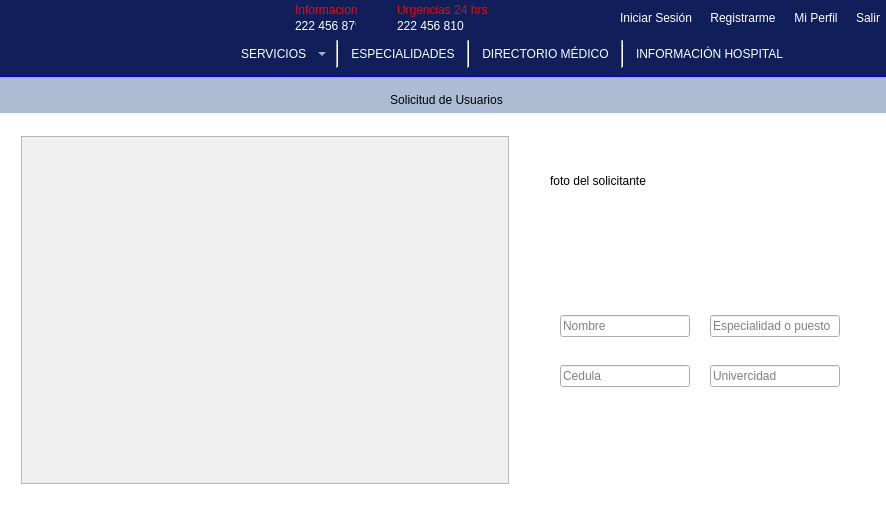
Before: the Qt Designer form mainwindow.ui in Laloses/Hospital, drawn with Qt 5.
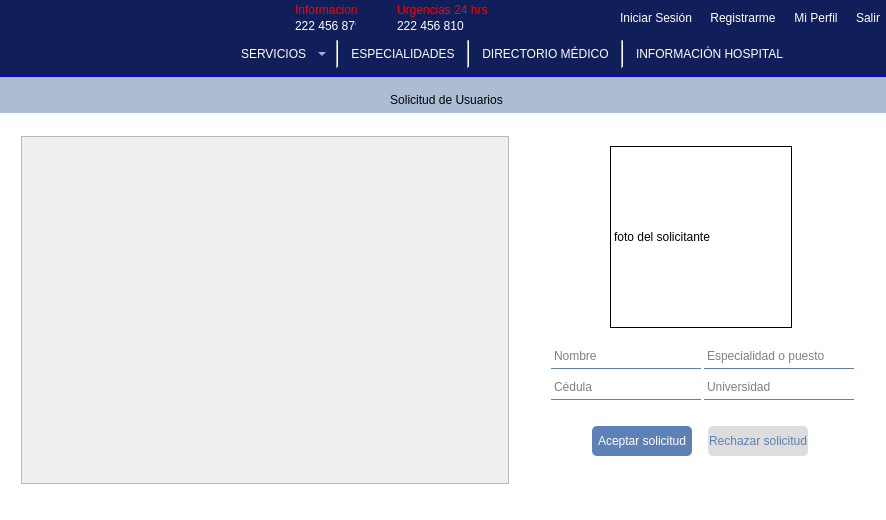
After: the same form once the commit is applied. Icons and pictures are not drawn.

Commit message: Actualización estilos ventana solicitudesUsuarios

Patch:
```diff
--- a/mainwindow.ui
+++ b/mainwindow.ui
@@ -2198,6 +2198,20 @@
           <height>381</height>
          </rect>
         </property>
+        <property name="styleSheet">
+         <string notr="true">QLineEdit{
+border-top:none;
+border-bottom:1px solid #5d80b6;
+background:transparent;
+	font: 10pt &quot;MS Shell Dlg 2&quot;;
+}
+QLineEdit:hover{
+border-top:none;
+border-bottom:1px solid #101e5a;
+background:transparent;
+}
+</string>
+        </property>
         <property name="currentIndex">
          <number>1</number>
         </property>
@@ -2251,82 +2265,300 @@
            </item>
           </layout>
          </widget>
-         <widget class="QLineEdit" name="lineEdit_especialidad_solicitud">
+         <widget class="QWidget" name="">
           <property name="geometry">
            <rect>
-            <x>700</x>
-            <y>190</y>
-            <width>130</width>
-            <height>22</height>
-           </rect>
-          </property>
-          <property name="readOnly">
-           <bool>true</bool>
-          </property>
-          <property name="placeholderText">
-           <string>Especialidad o puesto</string>
-          </property>
-         </widget>
-         <widget class="QLineEdit" name="lineEdit_nombre_solicitud">
-          <property name="geometry">
-           <rect>
-            <x>550</x>
-            <y>190</y>
-            <width>130</width>
-            <height>22</height>
-           </rect>
-          </property>
-          <property name="readOnly">
-           <bool>true</bool>
-          </property>
-          <property name="placeholderText">
-           <string>Nombre</string>
-          </property>
-         </widget>
-         <widget class="QLabel" name="label_solicitud">
-          <property name="geometry">
-           <rect>
-            <x>540</x>
+            <x>530</x>
             <y>10</y>
-            <width>121</width>
-            <height>91</height>
+            <width>321</width>
+            <height>368</height>
            </rect>
           </property>
-          <property name="text">
-           <string>foto del solicitante</string>
-          </property>
-         </widget>
-         <widget class="QLineEdit" name="lineEdit_cedula_solicitud">
-          <property name="geometry">
-           <rect>
-            <x>550</x>
-            <y>240</y>
-            <width>130</width>
-            <height>22</height>
-           </rect>
-          </property>
-          <property name="readOnly">
-           <bool>true</bool>
-          </property>
-          <property name="placeholderText">
-           <string>Cedula</string>
-          </property>
-         </widget>
-         <widget class="QLineEdit" name="lineEdit_Univercida_solicitud">
-          <property name="geometry">
-           <rect>
-            <x>700</x>
-            <y>240</y>
-            <width>130</width>
-            <height>22</height>
-           </rect>
-          </property>
-          <property name="readOnly">
-           <bool>true</bool>
-          </property>
-          <property name="placeholderText">
-           <string>Univercidad</string>
-          </property>
+          <layout class="QVBoxLayout" name="verticalLayout_6">
+           <item>
+            <layout class="QHBoxLayout" name="horizontalLayout_32">
+             <item>
+              <spacer name="horizontalSpacer_28">
+               <property name="orientation">
+                <enum>Qt::Horizontal</enum>
+               </property>
+               <property name="sizeHint" stdset="0">
+                <size>
+                 <width>40</width>
+                 <height>20</height>
+                </size>
+               </property>
+              </spacer>
+             </item>
+             <item>
+              <widget class="QLabel" name="label_solicitud">
+               <property name="minimumSize">
+                <size>
+                 <width>182</width>
+                 <height>182</height>
+                </size>
+               </property>
+               <property name="styleSheet">
+                <string notr="true">border:1px solid black;</string>
+               </property>
+               <property name="text">
+                <string>foto del solicitante</string>
+               </property>
+              </widget>
+             </item>
+             <item>
+              <spacer name="horizontalSpacer_29">
+               <property name="orientation">
+                <enum>Qt::Horizontal</enum>
+               </property>
+               <property name="sizeHint" stdset="0">
+                <size>
+                 <width>40</width>
+                 <height>20</height>
+                </size>
+               </property>
+              </spacer>
+             </item>
+            </layout>
+           </item>
+           <item>
+            <spacer name="verticalSpacer_11">
+             <property name="orientation">
+              <enum>Qt::Vertical</enum>
+             </property>
+             <property name="sizeType">
+              <enum>QSizePolicy::Fixed</enum>
+             </property>
+             <property name="sizeHint" stdset="0">
+              <size>
+               <width>20</width>
+               <height>10</height>
+              </size>
+             </property>
+            </spacer>
+           </item>
+           <item>
+            <layout class="QHBoxLayout" name="horizontalLayout_30">
+             <item>
+              <widget class="QLineEdit" name="lineEdit_nombre_solicitud">
+               <property name="minimumSize">
+                <size>
+                 <width>150</width>
+                 <height>25</height>
+                </size>
+               </property>
+               <property name="maximumSize">
+                <size>
+                 <width>150</width>
+                 <height>16777215</height>
+                </size>
+               </property>
+               <property name="styleSheet">
+                <string notr="true"/>
+               </property>
+               <property name="readOnly">
+                <bool>true</bool>
+               </property>
+               <property name="placeholderText">
+                <string>Nombre</string>
+               </property>
+              </widget>
+             </item>
+             <item>
+              <widget class="QLineEdit" name="lineEdit_especialidad_solicitud">
+               <property name="minimumSize">
+                <size>
+                 <width>150</width>
+                 <height>25</height>
+                </size>
+               </property>
+               <property name="maximumSize">
+                <size>
+                 <width>150</width>
+                 <height>16777215</height>
+                </size>
+               </property>
+               <property name="styleSheet">
+                <string notr="true"/>
+               </property>
+               <property name="readOnly">
+                <bool>true</bool>
+               </property>
+               <property name="placeholderText">
+                <string>Especialidad o puesto</string>
+               </property>
+              </widget>
+             </item>
+            </layout>
+           </item>
+           <item>
+            <layout class="QHBoxLayout" name="horizontalLayout_31">
+             <item>
+              <widget class="QLineEdit" name="lineEdit_cedula_solicitud">
+               <property name="minimumSize">
+                <size>
+                 <width>150</width>
+                 <height>25</height>
+                </size>
+               </property>
+               <property name="maximumSize">
+                <size>
+                 <width>150</width>
+                 <height>16777215</height>
+                </size>
+               </property>
+               <property name="styleSheet">
+                <string notr="true"/>
+               </property>
+               <property name="readOnly">
+                <bool>true</bool>
+               </property>
+               <property name="placeholderText">
+                <string>Cédula</string>
+               </property>
+              </widget>
+             </item>
+             <item>
+              <widget class="QLineEdit" name="lineEdit_Univercida_solicitud">
+               <property name="minimumSize">
+                <size>
+                 <width>150</width>
+                 <height>25</height>
+                </size>
+               </property>
+               <property name="maximumSize">
+                <size>
+                 <width>150</width>
+                 <height>16777215</height>
+                </size>
+               </property>
+               <property name="styleSheet">
+                <string notr="true"/>
+               </property>
+               <property name="readOnly">
+                <bool>true</bool>
+               </property>
+               <property name="placeholderText">
+                <string>Universidad</string>
+               </property>
+              </widget>
+             </item>
+            </layout>
+           </item>
+           <item>
+            <spacer name="verticalSpacer">
+             <property name="orientation">
+              <enum>Qt::Vertical</enum>
+             </property>
+             <property name="sizeType">
+              <enum>QSizePolicy::Fixed</enum>
+             </property>
+             <property name="sizeHint" stdset="0">
+              <size>
+               <width>20</width>
+               <height>20</height>
+              </size>
+             </property>
+            </spacer>
+           </item>
+           <item>
+            <layout class="QHBoxLayout" name="horizontalLayout_33">
+             <item>
+              <spacer name="horizontalSpacer_33">
+               <property name="orientation">
+                <enum>Qt::Horizontal</enum>
+               </property>
+               <property name="sizeHint" stdset="0">
+                <size>
+                 <width>50</width>
+                 <height>20</height>
+                </size>
+               </property>
+              </spacer>
+             </item>
+             <item>
+              <widget class="QPushButton" name="pushButton_3">
+               <property name="minimumSize">
+                <size>
+                 <width>100</width>
+                 <height>30</height>
+                </size>
+               </property>
+               <property name="styleSheet">
+                <string notr="true">border:solid 1px #5d80b6;
+border-radius:5px;
+background-color: #5d80b6;
+color: white;</string>
+               </property>
+               <property name="text">
+                <string>Aceptar solicitud</string>
+               </property>
+              </widget>
+             </item>
+             <item>
+              <spacer name="horizontalSpacer_38">
+               <property name="orientation">
+                <enum>Qt::Horizontal</enum>
+               </property>
+               <property name="sizeType">
+                <enum>QSizePolicy::Fixed</enum>
+               </property>
+               <property name="sizeHint" stdset="0">
+                <size>
+                 <width>10</width>
+                 <height>20</height>
+                </size>
+               </property>
+              </spacer>
+             </item>
+             <item>
+              <widget class="QPushButton" name="pushButton">
+               <property name="minimumSize">
+                <size>
+                 <width>100</width>
+                 <height>30</height>
+                </size>
+               </property>
+               <property name="styleSheet">
+                <string notr="true">border:solid 1px #dddddd;
+border-radius:5px;
+background-color: #dddddd;
+color: #5d80b6;</string>
+               </property>
+               <property name="text">
+                <string>Rechazar solicitud</string>
+               </property>
+              </widget>
+             </item>
+             <item>
+              <spacer name="horizontalSpacer_39">
+               <property name="orientation">
+                <enum>Qt::Horizontal</enum>
+               </property>
+               <property name="sizeHint" stdset="0">
+                <size>
+                 <width>50</width>
+                 <height>20</height>
+                </size>
+               </property>
+              </spacer>
+             </item>
+            </layout>
+           </item>
+           <item>
+            <spacer name="verticalSpacer_2">
+             <property name="orientation">
+              <enum>Qt::Vertical</enum>
+             </property>
+             <property name="sizeHint" stdset="0">
+              <size>
+               <width>20</width>
+               <height>40</height>
+              </size>
+             </property>
+            </spacer>
+           </item>
+          </layout>
          </widget>
         </widget>
        </widget>
```
Left out of the diff: 4 changed lines with no effect on the pictures.
